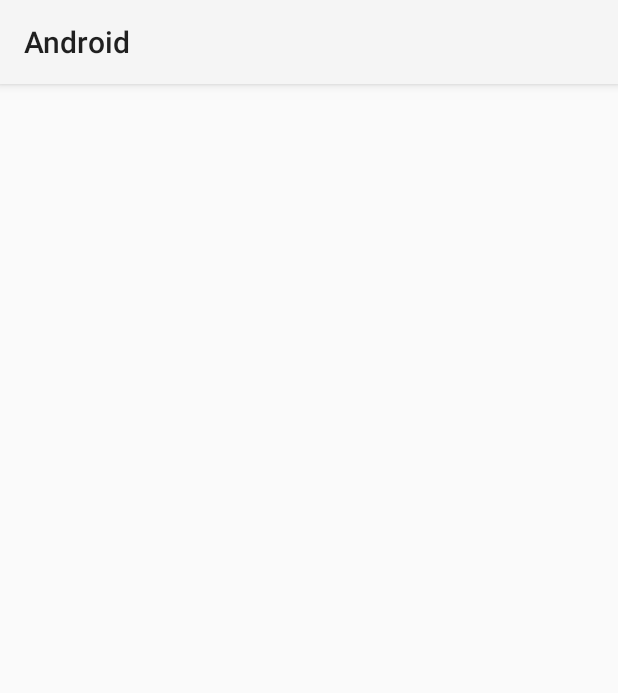
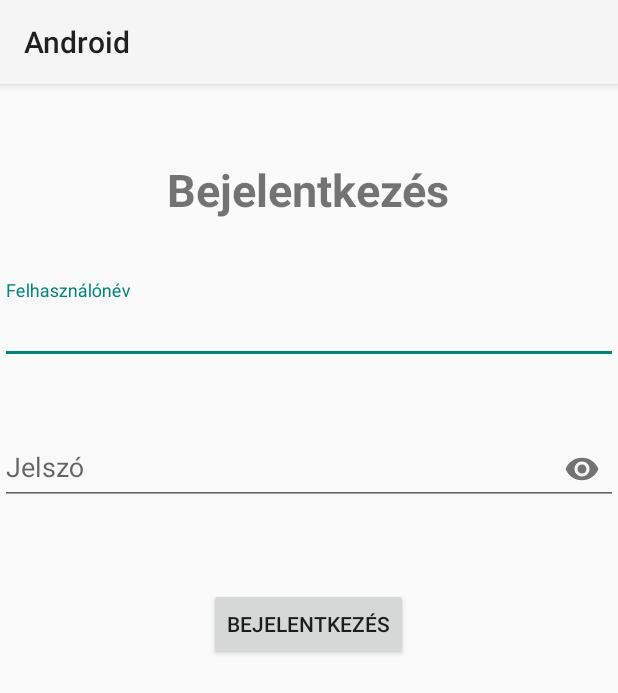
Before and after one commit to denesevelin/Vizsgaremek_Android, an Android app: the BejelentkezesiFelulet screen opened directly, with no data from a screen before it, on a phone screen of 412 x 824 dp. Shown: the top 693 px of the screen. Run offline under Robolectric (Android 15) with nearby library versions, the phone set to English and light mode, and no system bars.

Commit message:
Bejelentkezési felület kinézet létrehozása

```diff
--- a/app/src/main/res/layout/activity_bejelentkezesi_felulet.xml
+++ b/app/src/main/res/layout/activity_bejelentkezesi_felulet.xml
@@ -1,9 +1,64 @@
 <?xml version="1.0" encoding="utf-8"?>
-<androidx.constraintlayout.widget.ConstraintLayout xmlns:android="http://schemas.android.com/apk/res/android"
+<ScrollView xmlns:android="http://schemas.android.com/apk/res/android"
     xmlns:app="http://schemas.android.com/apk/res-auto"
     xmlns:tools="http://schemas.android.com/tools"
-    android:layout_width="match_parent"
-    android:layout_height="match_parent"
+    android:layout_width="fill_parent"
+    android:layout_height="fill_parent"
     tools:context=".BejelentkezesiFelulet">
 
-</androidx.constraintlayout.widget.ConstraintLayout>
+    <RelativeLayout
+        android:layout_width="fill_parent"
+        android:layout_height="fill_parent"
+        android:id="@+id/relativeLayout">
+
+        <TextView
+            android:layout_width="wrap_content"
+            android:layout_height="wrap_content"
+            android:text="Bejelentkezés"
+            android:textSize="30sp"
+            android:textStyle="bold"
+            android:layout_centerHorizontal="true"
+            android:layout_marginTop="50dp"
+            android:id="@+id/textViewBejelentkezesiFeluletBejelentkezes"/>
+
+        <com.google.android.material.textfield.TextInputLayout
+            android:layout_width="match_parent"
+            android:layout_height="wrap_content"
+            android:layout_below="@+id/textViewBejelentkezesiFeluletBejelentkezes"
+            android:layout_marginTop="40dp"
+            android:id="@+id/textInputFelhasznalonevBejelentkezes">
+
+            <com.google.android.material.textfield.TextInputEditText
+                android:layout_width="match_parent"
+                android:layout_height="wrap_content"
+                android:layout_marginBottom="15dp"
+                android:hint="Felhasználónév"/>
+        </com.google.android.material.textfield.TextInputLayout>
+
+        <com.google.android.material.textfield.TextInputLayout
+            android:layout_width="match_parent"
+            android:layout_height="wrap_content"
+            android:layout_below="@+id/textInputFelhasznalonevBejelentkezes"
+            android:layout_marginTop="20dp"
+            app:passwordToggleEnabled="true"
+            android:id="@+id/textInputJelszoBejelentkezes">
+
+            <com.google.android.material.textfield.TextInputEditText
+                android:layout_width="match_parent"
+                android:layout_height="wrap_content"
+                android:layout_marginBottom="15dp"
+                android:hint="Jelszó"
+                android:inputType="textPassword"/>
+        </com.google.android.material.textfield.TextInputLayout>
+
+        <Button
+            android:layout_width="wrap_content"
+            android:layout_height="wrap_content"
+            android:text="Bejelentkezés"
+            android:layout_below="@+id/textInputJelszoBejelentkezes"
+            android:layout_marginTop="40dp"
+            android:layout_centerHorizontal="true"
+            android:id="@+id/buttonBejelentkezesiFeluletBejelentkezes"/>
+    </RelativeLayout>
+
+</ScrollView>
```
